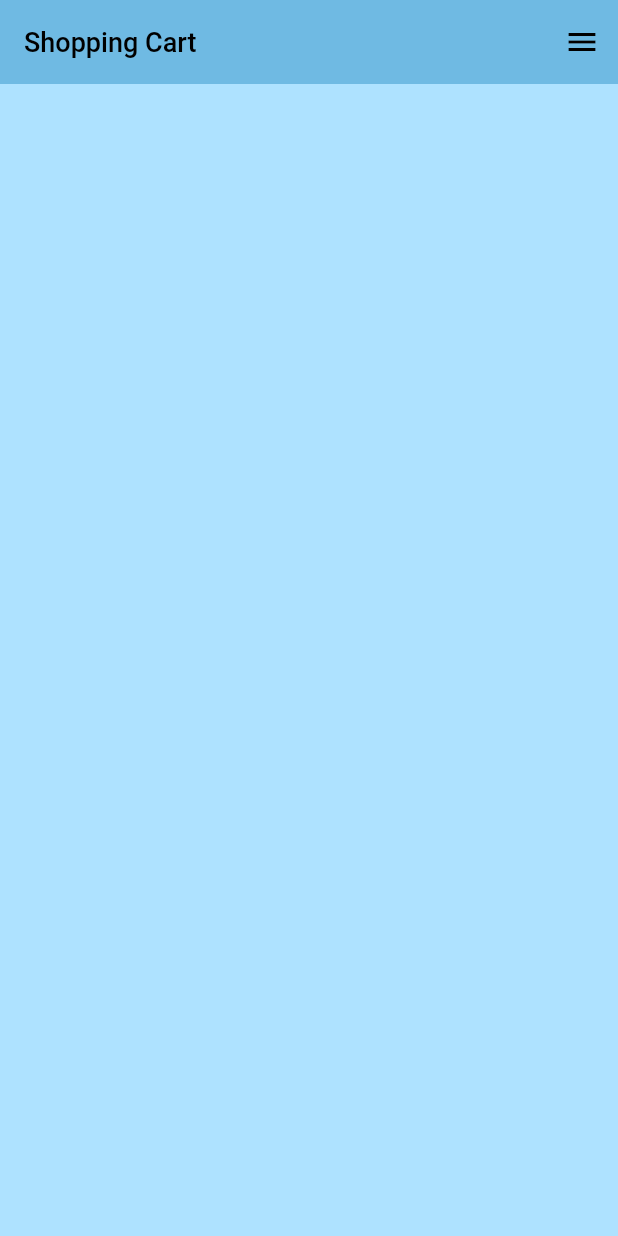
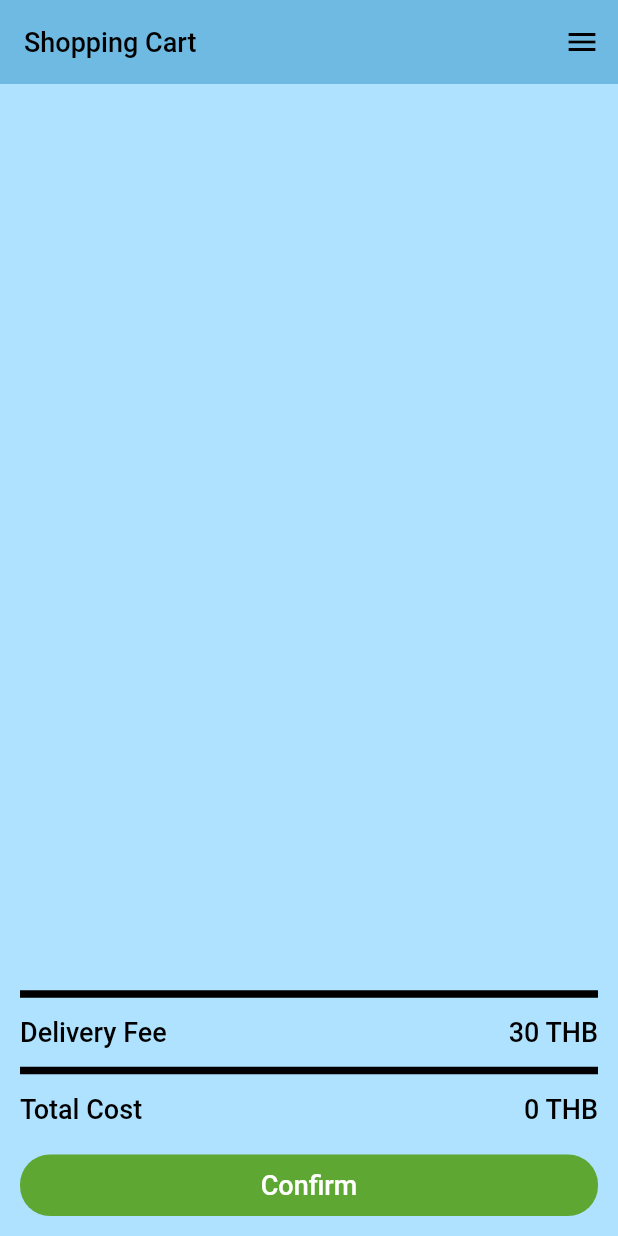
Before and after one commit to alisa-uthi/flutter-getya, a Flutter app: the ShoppingCartScreen screen opened by its route, on a phone screen of 412 x 824 dp. Run offline on Flutter 3.47's test engine with Material 2 defaults, Android fonts, the phone set to English and light mode, and no system bars; our stand-ins replace flutter_datetime_picker, google_fonts.

Commit message:
Feat: add shopping cart feature

```diff
--- a/lib/main.dart
+++ b/lib/main.dart
@@ -1,5 +1,8 @@
 import 'package:flutter/material.dart';
+import 'package:getya/screens/home/home_screen.dart';
+import 'package:getya/screens/pharmacyProducts/pharmacy_products_screen.dart';
 import 'package:getya/screens/reportIssue/report_issue_screen.dart';
+import 'package:getya/screens/shoppingCart/shopping_cart_screen.dart';
 import 'package:getya/screens/signin/signin_screen.dart';
 import 'package:getya/screens/signup/signup_screen.dart';
 import 'package:getya/screens/signup/signup_success_screen.dart';
@@ -32,7 +35,7 @@ class MyApp extends StatelessWidget {
           bodyText2: TextStyle(fontSize: 16, color: Colors.black),
         ),
       ),
-      home: SplashScreen(),
+      home: HomeScreen(),
     );
   }
 }
--- a/lib/screens/shoppingCart/shopping_cart_screen.dart
+++ b/lib/screens/shoppingCart/shopping_cart_screen.dart
@@ -1,8 +1,40 @@
 import 'package:flutter/material.dart';
+import 'package:getya/constants.dart';
+import 'package:getya/models/order.dart';
+import 'package:getya/models/product.dart';
+import 'package:getya/screens/shoppingCart/components/list_item.dart';
+import 'package:getya/widgets/custom_btn.dart';
 import 'package:getya/widgets/custom_drawer.dart';
+import 'package:getya/widgets/thick_divider.dart';
+import 'package:getya/widgets/title_with_price.dart';
 
-class ShoppingCartScreen extends StatelessWidget {
+class ShoppingCartScreen extends StatefulWidget {
   static final routeName = "/cart";
+
+  @override
+  _ShoppingCartScreenState createState() => _ShoppingCartScreenState();
+}
+
+class _ShoppingCartScreenState extends State<ShoppingCartScreen> {
+  ValueNotifier<Map> _productInOrder = ValueNotifier(tempProductsInOrder);
+  double _orderTotalPrice = 0.0;
+
+  void computeTotalPrice() {
+    double totalPrice = 0.0;
+    for (Product product in tempProductsInOrder.keys) {
+      int quantity = tempProductsInOrder[product];
+      totalPrice += product.price * quantity;
+    }
+    setState(() {
+      _orderTotalPrice = totalPrice;
+    });
+  }
+
+  @override
+  void initState() {
+    super.initState();
+    computeTotalPrice();
+  }
 
   @override
   Widget build(BuildContext context) {
@@ -15,6 +47,54 @@ class ShoppingCartScreen extends StatelessWidget {
           style: Theme.of(context).textTheme.bodyText1,
         ),
       ),
+      body: Container(
+        width: double.infinity,
+        padding: EdgeInsets.all(kDefaultPadding / 1.5),
+        child: ValueListenableBuilder(
+          valueListenable: _productInOrder,
+          builder: (context, value, child) {
+            return Column(
+              children: [
+                SingleChildScrollView(
+                  child: Column(
+                    children: [
+                      for (Product product in tempProductsInOrder.keys)
+                        ListItem(
+                          product: product,
+                          quantity: tempProductsInOrder[product],
+                          removeItem: (product) {
+                            tempProductsInOrder.remove(product);
+                            computeTotalPrice();
+                            _productInOrder.notifyListeners();
+                          },
+                          onQuantityChange: (changedQuantity) {
+                            tempProductsInOrder[product] = changedQuantity;
+                            computeTotalPrice();
+                            _productInOrder.notifyListeners();
+                          },
+                        ),
+                    ],
+                  ),
+                ),
+                Spacer(),
+                ThickDivider(),
+                TitleWithPrice(title: "Delivery Fee", price: 30),
+                ThickDivider(),
+                TitleWithPrice(title: "Total Cost", price: _orderTotalPrice),
+                SizedBox(height: kDefaultPadding),
+                CustomBtn(
+                  text: "Confirm",
+                  textColor: Colors.white,
+                  boxColor: kGreenColor,
+                  onPressed: () {
+                    //TODO: Add to order, navigate to next screen
+                  },
+                ),
+              ],
+            );
+          },
+        ),
+      ),
     );
   }
 }
--- /dev/null
+++ b/lib/widgets/thick_divider.dart
@@ -0,0 +1,16 @@
+import 'package:flutter/material.dart';
+
+class ThickDivider extends StatelessWidget {
+  const ThickDivider({
+    Key key,
+  }) : super(key: key);
+
+  @override
+  Widget build(BuildContext context) {
+    return Divider(
+      color: Colors.black,
+      thickness: 5,
+      height: 30,
+    );
+  }
+}
--- /dev/null
+++ b/lib/widgets/title_with_price.dart
@@ -0,0 +1,28 @@
+import 'package:flutter/material.dart';
+
+class TitleWithPrice extends StatelessWidget {
+  final double price;
+  final String title;
+  const TitleWithPrice({
+    Key key,
+    this.price,
+    this.title,
+  }) : super(key: key);
+
+  @override
+  Widget build(BuildContext context) {
+    return Row(
+      mainAxisAlignment: MainAxisAlignment.spaceBetween,
+      children: [
+        Text(
+          title,
+          style: Theme.of(context).textTheme.bodyText1,
+        ),
+        Text(
+          "${price.toInt()} THB",
+          style: Theme.of(context).textTheme.bodyText1,
+        ),
+      ],
+    );
+  }
+}
--- a/lib/widgets/view_cart_bottom_nav_bar.dart
+++ b/lib/widgets/view_cart_bottom_nav_bar.dart
@@ -1,5 +1,6 @@
 import 'package:flutter/material.dart';
 import 'package:getya/constants.dart';
+import 'package:getya/screens/shoppingCart/shopping_cart_screen.dart';
 
 class ViewCartBottomNavBar extends StatelessWidget {
   const ViewCartBottomNavBar({
@@ -10,7 +11,7 @@ class ViewCartBottomNavBar extends StatelessWidget {
   Widget build(BuildContext context) {
     return GestureDetector(
       onTap: () {
-        // TODO: Navigate to shopping cart screen
+        Navigator.pushNamed(context, ShoppingCartScreen.routeName);
       },
       child: Container(
         width: double.infinity,
```
Also changed, not shown: lib/models/order.dart (added, +20 -0 lines), lib/screens/productDetail/components/adjust_quantity_field.dart (+16 -4 lines), lib/screens/productDetail/product_detail_screen.dart (+17 -3 lines), lib/screens/shoppingCart/components/list_item.dart (added, +87 -0 lines).
